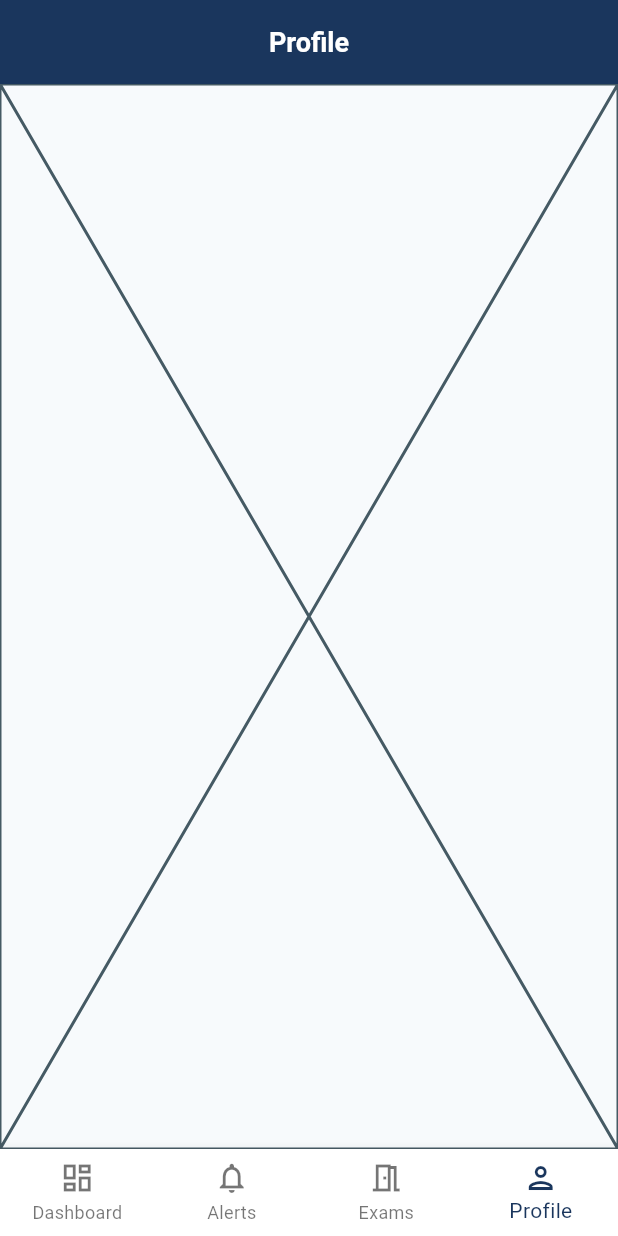
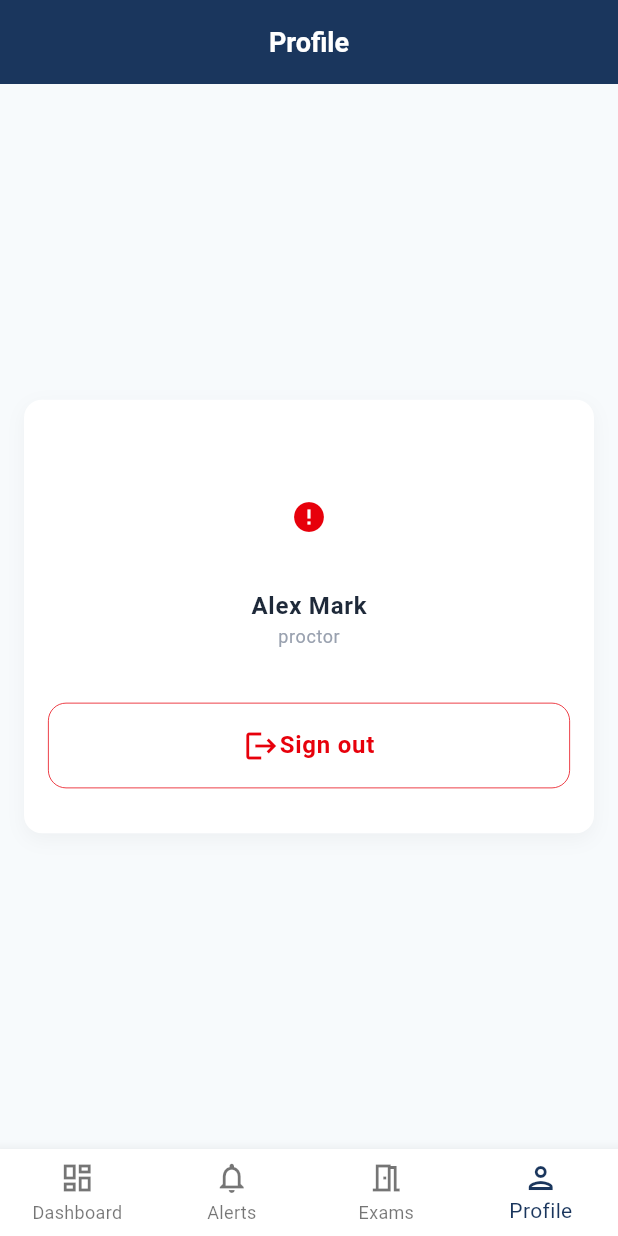
Before and after one commit to omargomah/automated-exam-supervision-system, a Flutter app: the screen it shows after launch, item 4 of the bottom bar chosen, on a phone screen of 412 x 824 dp. Run offline on Flutter 3.47's test engine with Material 3 defaults, Android fonts, the phone set to English and light mode, and no system bars; drawn by our look-alikes of cached_network_image; network calls fail.

Commit message:
feat: add proctor profile UI

```diff
--- a/src/mobile-app/cheating_tracker/lib/feature/proctor/profile/presentation/screens/proctor_profile_screen.dart
+++ b/src/mobile-app/cheating_tracker/lib/feature/proctor/profile/presentation/screens/proctor_profile_screen.dart
@@ -1,3 +1,5 @@
+import 'package:cached_network_image/cached_network_image.dart';
+import 'package:cheating_tracker/core/theme/app_colors.dart';
 import 'package:flutter/material.dart';
 
 class ProctorProfileScreen extends StatelessWidget {
@@ -5,6 +7,71 @@ class ProctorProfileScreen extends StatelessWidget {
 
   @override
   Widget build(BuildContext context) {
-    return const Placeholder();
+    return Center(
+      child: Container(
+        margin: EdgeInsets.symmetric(horizontal: 16),
+        padding: EdgeInsets.symmetric(horizontal: 16, vertical: 30),
+        decoration: BoxDecoration(
+          color: AppColors.containerColor,
+          borderRadius: BorderRadius.circular(12),
+          boxShadow: [
+            BoxShadow(
+              color: Colors.black.withAlpha(10),
+              blurRadius: 10,
+              offset: const Offset(0, 4),
+            ),
+          ],
+        ),
+        child: Column(
+          mainAxisSize: MainAxisSize.min,
+
+          children: [
+            ClipOval(
+              child: CachedNetworkImage(
+                fit: BoxFit.cover,
+                height: 96,
+                width: 96,
+                imageUrl: "https://marketplace.canva.com/xHPJk/MAHA8XxHPJk/1/tl/canva-MAHA8XxHPJk.jpg",
+                placeholder: (context, url) => SizedBox(
+                  width: 24,
+                  height: 24,
+                  child: CircularProgressIndicator(
+                    strokeWidth: 2,
+                    color: AppColors.primaryColor,
+                  ),
+                ),
+                errorWidget: (context, url, error) =>
+                    Icon(Icons.error, color: AppColors.dangerColor),
+              ),
+            ),
+
+            Text("Alex Mark", style: Theme.of(context).textTheme.bodyLarge),
+            Text("proctor", style: Theme.of(context).textTheme.bodySmall),
+            SizedBox(height: 36),
+            GestureDetector(
+              child: Container(
+                padding: EdgeInsets.all(16),
+                decoration: BoxDecoration(
+                  color: AppColors.containerColor,
+                  border: Border.all(width: 0.5, color: AppColors.dangerColor),
+                  borderRadius: BorderRadius.circular(12),
+                ),
+                child: Row(
+                  mainAxisAlignment: .center,
+                  children: [
+                    Icon(Icons.logout, color: AppColors.dangerColor),
+                    Text(
+                      "Sign out",
+                      style: Theme.of(context).textTheme.bodyLarge!
+                          .copyWith(color: AppColors.dangerColor),
+                    ),
+                  ],
+                ),
+              ),
+            ),
+          ],
+        ),
+      ),
+    );
   }
 }
--- a/src/mobile-app/cheating_tracker/pubspec.yaml
+++ b/src/mobile-app/cheating_tracker/pubspec.yaml
@@ -34,6 +34,7 @@ dependencies:
   # The following adds the Cupertino Icons font to your application.
   # Use with the CupertinoIcons class for iOS style icons.
   cupertino_icons: ^1.0.8
+  cached_network_image: ^4.0.7
 
 dev_dependencies:
   flutter_test:
```
Also changed, not shown: src/mobile-app/cheating_tracker/pubspec.lock.
